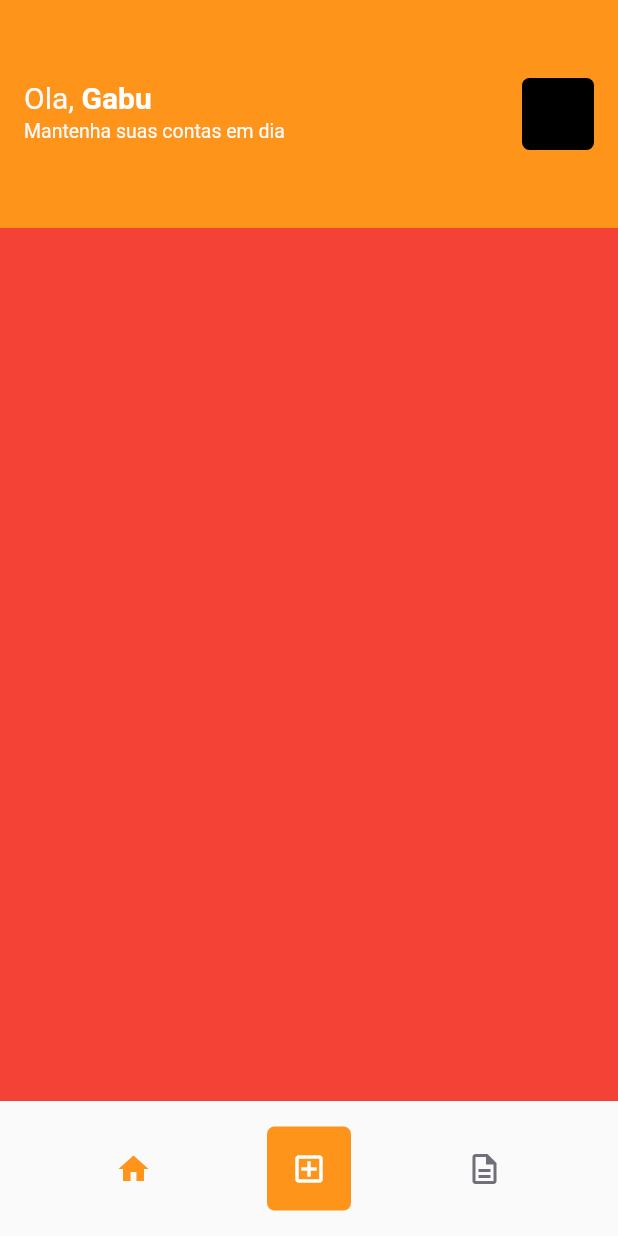
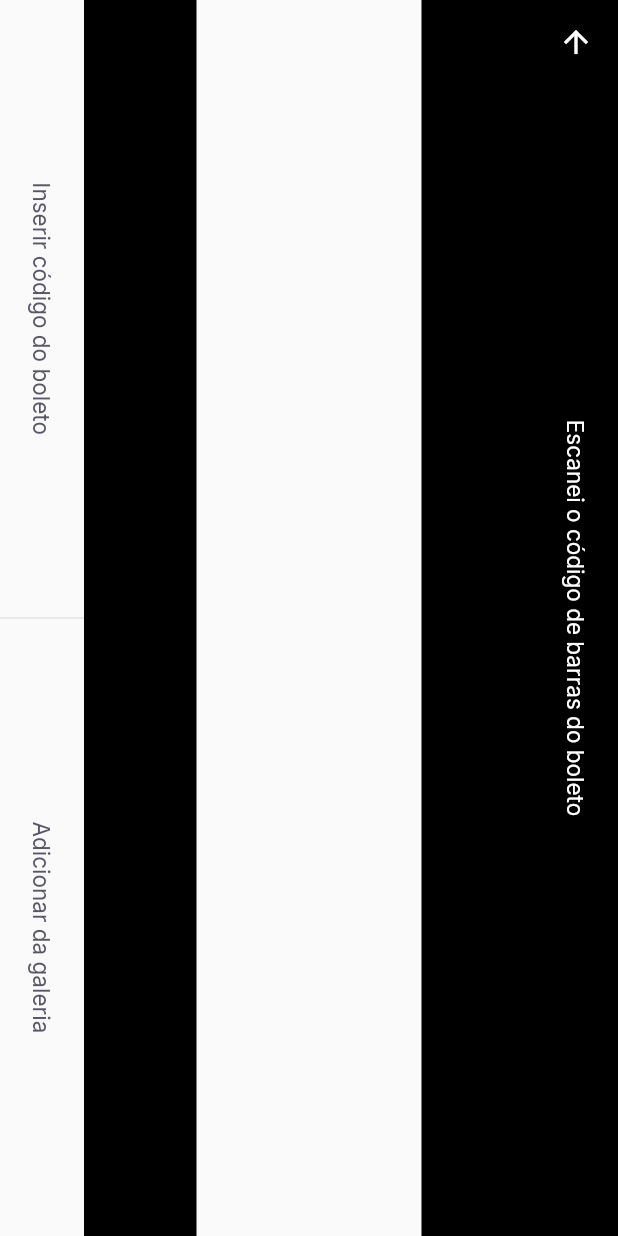
Before and after one commit to brthema072/flutter_payflow, a Flutter app: the HomePage screen opened by its route, after a tap on the "add box" icon, on a phone screen of 412 x 824 dp. Run offline on Flutter 3.47's test engine with Material 2 defaults, Android fonts, the phone set to English and light mode, and no system bars; our stand-ins replace firebase_core, google_fonts, google_sign_in, shared_preferences; accounts and stored records are empty.

Commit message:
Recuperar usuário logado, bibliotecas e telas de scanner

```diff
--- a/lib/app_widget.dart
+++ b/lib/app_widget.dart
@@ -1,4 +1,5 @@
 import 'package:flutter/material.dart';
+import 'package:payflow/modules/barcode_scanner/barcode_scanner_page.dart';
 import 'package:payflow/modules/home/home_page.dart';
 import 'package:payflow/modules/splash/splash_page.dart';
 
@@ -12,6 +13,7 @@ class AppWidget extends StatelessWidget {
     return MaterialApp(
       title: 'Pay Flow',
       theme: ThemeData(
+        primarySwatch: Colors.orange,
         primaryColor: AppColors.primary,
       ),
       initialRoute: "/splash",
@@ -19,6 +21,7 @@ class AppWidget extends StatelessWidget {
         "/home": (context) => HomePage(),
         "/login": (context) => LoginPage(),
         "/splash": (context) => SplashPage(),
+        "/barcode_scanner": (context) => BarCodeScannerPage()
       },
     );
   }
--- /dev/null
+++ b/lib/modules/barcode_scanner/barcode_scanner_page.dart
@@ -0,0 +1,76 @@
+import 'package:flutter/material.dart';
+import 'package:payflow/shared/themes/app_colors.dart';
+import 'package:payflow/shared/themes/app_text_styles.dart';
+
+import '../../shared/widgets/bottom_sheet/bottom_sheet_widget.dart';
+import '../../shared/widgets/set_label_buttons/set_label_buttons.dart';
+
+class BarCodeScannerPage extends StatefulWidget {
+  const BarCodeScannerPage({Key? key}) : super(key: key);
+
+  @override
+  State<BarCodeScannerPage> createState() => BarCodeScannerPageState();
+}
+
+class BarCodeScannerPageState extends State<BarCodeScannerPage> {
+  @override
+  Widget build(BuildContext context) {
+    // return BottonSheetWidget(
+    //   title: "Não foi possível indentificar um código de barras.",
+    //   subtitle: "Tente escanear novamente ou digite o código do seu boleto.",
+    //   primaryLabel: "Escanear novamente",
+    //   primaryOnPressed: () {},
+    //   secondaryLabel: "Digitar código",
+    //   secondaryOnPressed: () {},
+    // );
+
+    return SafeArea(
+      top: true,
+      bottom: true,
+      left: true,
+      right: true,
+      child: RotatedBox(
+        quarterTurns: 1,
+        child: Scaffold(
+          appBar: AppBar(
+            backgroundColor: Colors.black,
+            title: Text(
+              "Escanei o código de barras do boleto",
+              style: AppTextStyles.buttonBackground,
+            ),
+            leading: BackButton(
+              color: AppColors.background,
+            ),
+            centerTitle: true,
+          ),
+          body: Column(
+            children: [
+              Expanded(
+                child: Container(
+                  color: Colors.black,
+                ),
+              ),
+              Expanded(
+                flex: 2,
+                child: Container(
+                  color: Colors.transparent,
+                ),
+              ),
+              Expanded(
+                child: Container(
+                  color: Colors.black,
+                ),
+              ),
+            ],
+          ),
+          bottomNavigationBar: SetLabelButtons(
+            primaryLabel: "Inserir código do boleto",
+            primaryOnPressed: () {},
+            secondaryLabel: "Adicionar da galeria",
+            secondaryOnPressed: () {},
+          ),
+        ),
+      ),
+    );
+  }
+}
--- a/lib/modules/home/home_controller.dart
+++ b/lib/modules/home/home_controller.dart
@@ -1,7 +1,17 @@
+import 'package:shared_preferences/shared_preferences.dart';
+
+import '../../shared/models/user_model.dart';
+
 class HomeController {
   var currentPage = 0;
 
   void setPage(int index) {
     currentPage = index;
   }
+
+  Future<String> getAuthenticatedUser() async {
+    var prefs = await SharedPreferences.getInstance();
+
+    return UserModel.fromJson(prefs.getString("user")!).name;
+  }
 }
--- a/lib/modules/home/home_page.dart
+++ b/lib/modules/home/home_page.dart
@@ -23,6 +23,7 @@ class _HomePageState extends State<HomePage> {
 
   @override
   Widget build(BuildContext context) {
+    homeController.getAuthenticatedUser();
     return Scaffold(
       appBar: PreferredSize(
         preferredSize: Size.fromHeight(152),
@@ -31,18 +32,24 @@ class _HomePageState extends State<HomePage> {
           color: AppColors.primary,
           child: Center(
             child: ListTile(
-              title: Text.rich(
+              title: FutureBuilder(
+                  future: homeController.getAuthenticatedUser(),
+                  builder: (context, snapshot) {
+                    return Text.rich(
                       TextSpan(
                         text: "Ola, ",
                         style: AppTextStyles.titleRegularColorShape,
                         children: [
                           TextSpan(
-                      text: "Gabu",
+                            text: snapshot.data != null
+                                ? snapshot.data.toString()
+                                : "Gabu",
                             style: AppTextStyles.titleBoldBackground,
                           )
                         ],
                       ),
-              ),
+                    );
+                  }),
               subtitle: Text(
                 "Mantenha suas contas em dia",
                 style: AppTextStyles.captionShape,
@@ -74,7 +81,7 @@ class _HomePageState extends State<HomePage> {
               color: AppColors.primary,
             ),
             GestureDetector(
-              onTap: () => print("clicou"),
+              onTap: () => Navigator.pushNamed(context, "/barcode_scanner"),
               child: Container(
                 width: 56,
                 height: 56,
--- /dev/null
+++ b/lib/shared/widgets/divider/divider_veritcal_widget.dart
@@ -0,0 +1,15 @@
+import 'package:flutter/material.dart';
+import 'package:payflow/shared/themes/app_colors.dart';
+
+class DividerVerticalWidget extends StatelessWidget {
+  const DividerVerticalWidget({Key? key}) : super(key: key);
+
+  @override
+  Widget build(BuildContext context) {
+    return Container(
+      width: 1,
+      height: double.infinity,
+      color: AppColors.stroke,
+    );
+  }
+}
--- /dev/null
+++ b/lib/shared/widgets/label_button/label_button.dart
@@ -0,0 +1,25 @@
+import 'package:flutter/material.dart';
+import 'package:payflow/shared/themes/app_text_styles.dart';
+
+class LabelBtton extends StatelessWidget {
+  final String label;
+  final VoidCallback onPressed;
+  final TextStyle? style;
+  const LabelBtton(
+      {Key? key, required this.label, required this.onPressed, this.style})
+      : super(key: key);
+
+  @override
+  Widget build(BuildContext context) {
+    return Container(
+      height: 56,
+      child: TextButton(
+        onPressed: onPressed,
+        child: Text(
+          label,
+          style: style ?? AppTextStyles.buttonHeading,
+        ),
+      ),
+    );
+  }
+}
--- /dev/null
+++ b/lib/shared/widgets/set_label_buttons/set_label_buttons.dart
@@ -0,0 +1,48 @@
+import 'package:flutter/material.dart';
+import 'package:payflow/shared/themes/app_text_styles.dart';
+
+import '../divider/divider_veritcal_widget.dart';
+import '../label_button/label_button.dart';
+
+class SetLabelButtons extends StatelessWidget {
+  final String primaryLabel;
+  final VoidCallback primaryOnPressed;
+  final String secondaryLabel;
+  final VoidCallback secondaryOnPressed;
+  final bool enablePrymaryColor;
+
+  const SetLabelButtons({
+    Key? key,
+    required this.primaryLabel,
+    required this.primaryOnPressed,
+    required this.secondaryLabel,
+    required this.secondaryOnPressed,
+    this.enablePrymaryColor = false,
+  }) : super(key: key);
+
+  @override
+  Widget build(BuildContext context) {
+    return Container(
+      height: 56,
+      child: Row(
+        children: [
+          Expanded(
+            child: LabelBtton(
+              label: primaryLabel,
+              onPressed: primaryOnPressed,
+              style:
+                  this.enablePrymaryColor ? AppTextStyles.buttonPrimary : null,
+            ),
+          ),
+          DividerVerticalWidget(),
+          Expanded(
+            child: LabelBtton(
+              label: secondaryLabel,
+              onPressed: secondaryOnPressed,
+            ),
+          ),
+        ],
+      ),
+    );
+  }
+}
--- a/pubspec.yaml
+++ b/pubspec.yaml
@@ -39,6 +39,10 @@ dependencies:
   google_sign_in: ^5.3.0
   google_sign_in_web: ^0.10.1
   shared_preferences: ^2.0.13
+  google_ml_kit: ^0.11.0
+  camera: ^0.9.4+21
+  image_picker: ^0.8.5
+  image_picker_for_web: ^2.1.6
 
 dev_dependencies:
   flutter_test:
```
Also changed, not shown: lib/shared/widgets/bottom_sheet/bottom_sheet_widget.dart (added, +81 -0 lines), pubspec.lock. Lines whose indentation alone changed are shown as unchanged.
